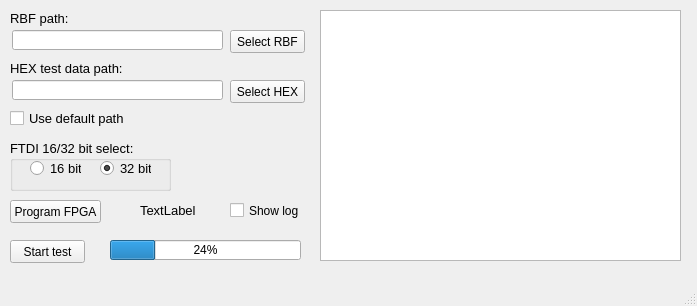
The window that usb_test/mainwindow.ui (senya1997/USB_test) describes before a commit, drawn with Qt 5.
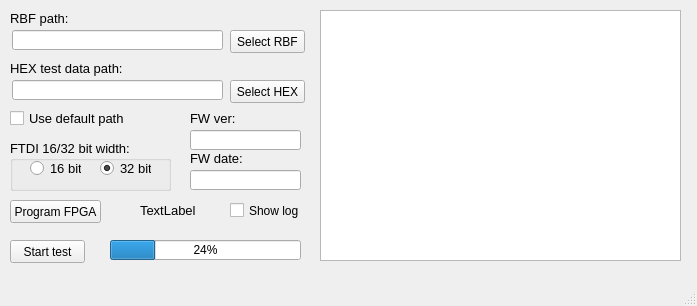
The same window after the commit.

Diff of the .ui file:
```diff
--- a/usb_test/mainwindow.ui
+++ b/usb_test/mainwindow.ui
@@ -155,7 +155,7 @@
      </font>
     </property>
     <property name="title">
-     <string>FTDI 16/32 bit select:</string>
+     <string>FTDI 16/32 bit width:</string>
     </property>
     <widget class="QRadioButton" name="radBut_16bit">
      <property name="enabled">
@@ -250,6 +250,62 @@
      <string>TextLabel</string>
     </property>
    </widget>
+   <widget class="QLabel" name="FW_ver">
+    <property name="geometry">
+     <rect>
+      <x>190</x>
+      <y>110</y>
+      <width>71</width>
+      <height>16</height>
+     </rect>
+    </property>
+    <property name="font">
+     <font>
+      <pointsize>10</pointsize>
+     </font>
+    </property>
+    <property name="text">
+     <string>FW ver:</string>
+    </property>
+   </widget>
+   <widget class="QLabel" name="FW_date">
+    <property name="geometry">
+     <rect>
+      <x>190</x>
+      <y>150</y>
+      <width>71</width>
+      <height>16</height>
+     </rect>
+    </property>
+    <property name="font">
+     <font>
+      <pointsize>10</pointsize>
+     </font>
+    </property>
+    <property name="text">
+     <string>FW date:</string>
+    </property>
+   </widget>
+   <widget class="QLineEdit" name="tb_fw_ver">
+    <property name="geometry">
+     <rect>
+      <x>190</x>
+      <y>130</y>
+      <width>111</width>
+      <height>20</height>
+     </rect>
+    </property>
+   </widget>
+   <widget class="QLineEdit" name="tb_fw_date">
+    <property name="geometry">
+     <rect>
+      <x>190</x>
+      <y>170</y>
+      <width>111</width>
+      <height>20</height>
+     </rect>
+    </property>
+   </widget>
    <zorder>groupBox</zorder>
    <zorder>but_sel_rbf</zorder>
    <zorder>RBF_path</zorder>
```
Left out of the diff: 4 changed lines with no effect on the pictures.
